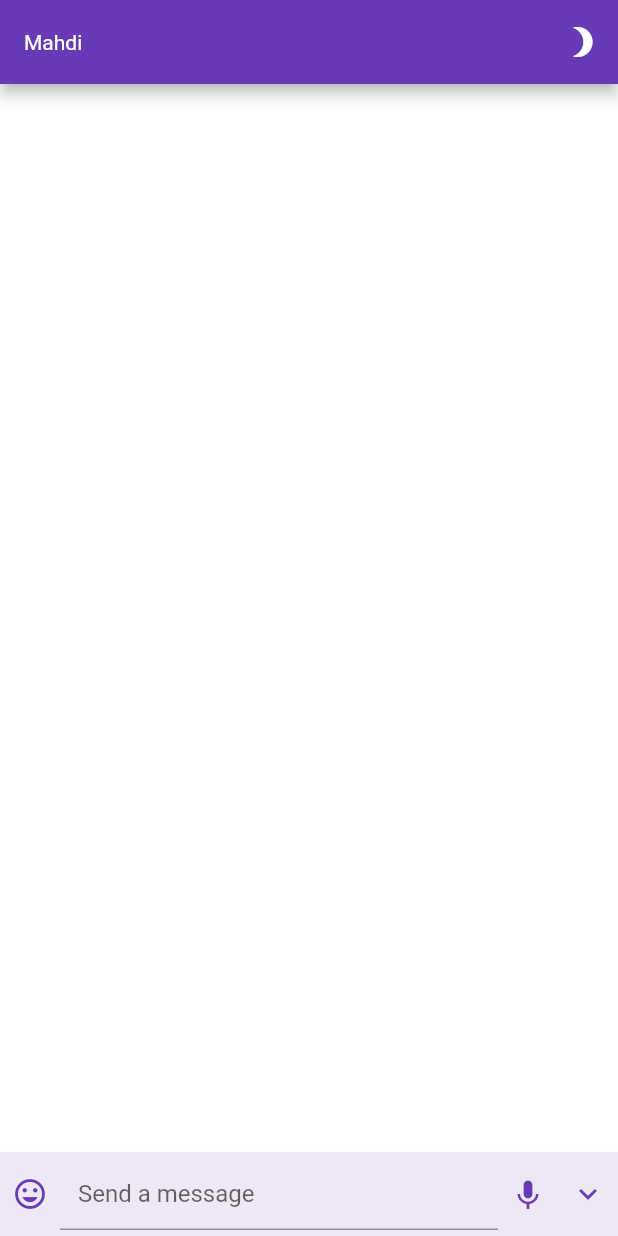
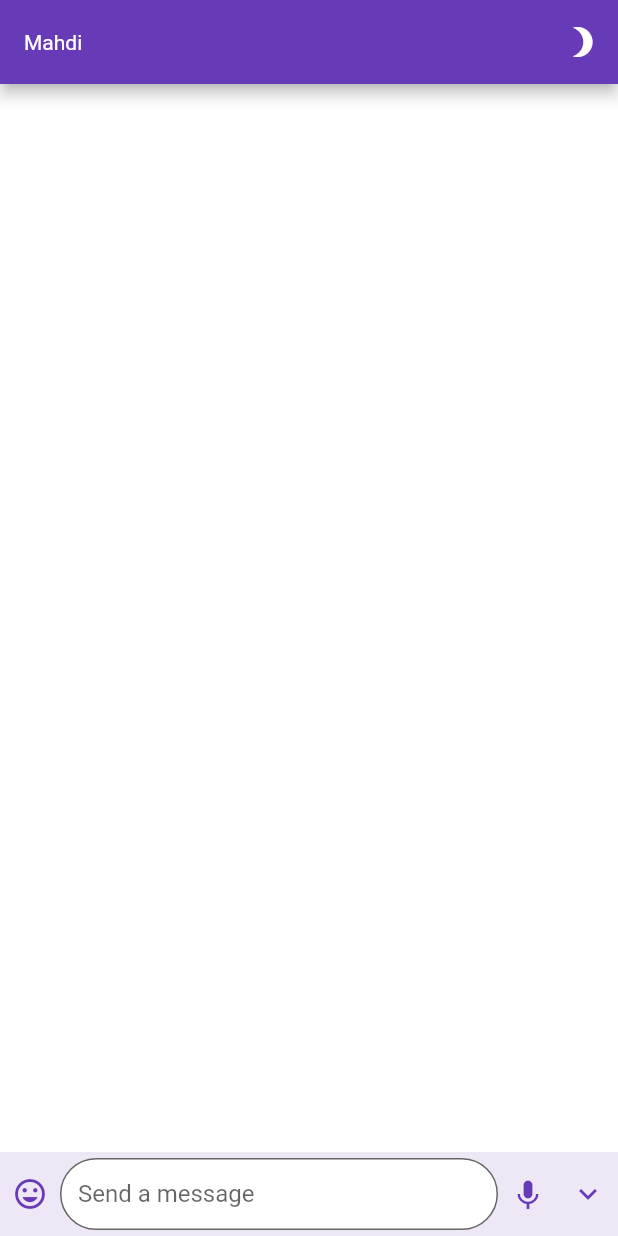
Before and after one commit to m-salmani78/messenger, a Flutter app: the screen it shows after launch, on a phone screen of 412 x 824 dp. Run offline on Flutter 3.47's test engine with Material 2 defaults, Android fonts, the light colour scheme and no system bars.

Commit message:
set outline border for TextField

```diff
--- a/lib/screens/chat_room/widgets/text_composer.dart
+++ b/lib/screens/chat_room/widgets/text_composer.dart
@@ -1,6 +1,7 @@
 import 'package:flutter/material.dart';
 import 'package:messenger/models/message_model.dart';
 import 'package:messenger/screens/chat_room/repos/message_manager.dart';
+import 'package:messenger/utils/themes/theme_config.dart';
 import 'package:provider/provider.dart';
 import 'dart:math' as math;
 
@@ -68,6 +69,10 @@ class _TextComposerState extends State<TextComposer>
                   minLines: 1,
                   decoration: InputDecoration(
                     hintText: 'Send a message',
+                    filled: true,
+                    fillColor: Theme.of(context).scaffoldBackgroundColor,
+                    border:
+                        customOutlineInputBorder(Theme.of(context).accentColor),
                     contentPadding:
                         EdgeInsets.symmetric(horizontal: 12, vertical: 8),
                   ),
--- a/lib/utils/themes/light_theme.dart
+++ b/lib/utils/themes/light_theme.dart
@@ -15,6 +15,7 @@ class LightTheme implements IThemeConfig {
     floatingActionButtonTheme: const FloatingActionButtonThemeData(
       foregroundColor: Colors.white,
     ),
+    appBarTheme: AppBarTheme(brightness: Brightness.dark),
     brightness: Brightness.light,
   );
 
--- a/lib/utils/themes/theme_config.dart
+++ b/lib/utils/themes/theme_config.dart
@@ -24,3 +24,11 @@ class ThemeConfig with ChangeNotifier {
     notifyListeners();
   }
 }
+
+OutlineInputBorder customOutlineInputBorder(Color borderColor,
+    {double width = 1.0, double radius = 28}) =>
+    OutlineInputBorder(
+      borderRadius: BorderRadius.circular(radius),
+      borderSide: BorderSide(color: borderColor, width: width),
+      // gapPadding: 6,
+    );
```
Also changed, not shown: 1 other file.
